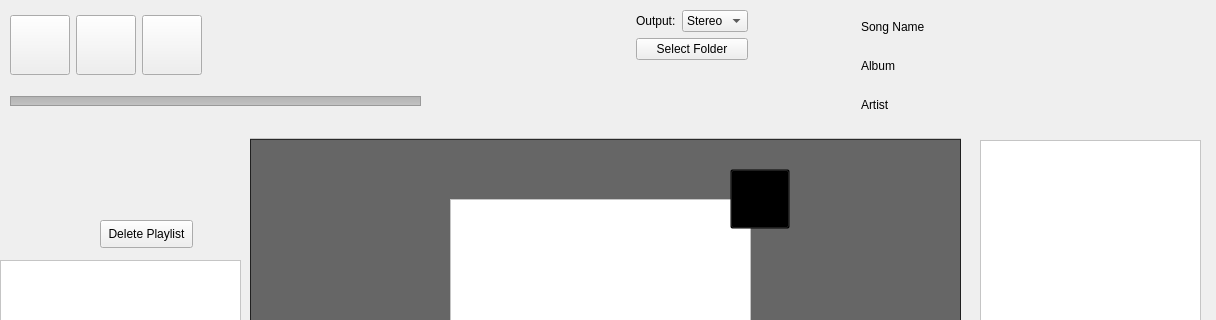
The window that main.ui (fabiomdiniz/Frey) describes before a commit, drawn with Qt 5; both pictures show x 0 to 1216 and y 0 to 320 of the 1216 by 740 pixel window.
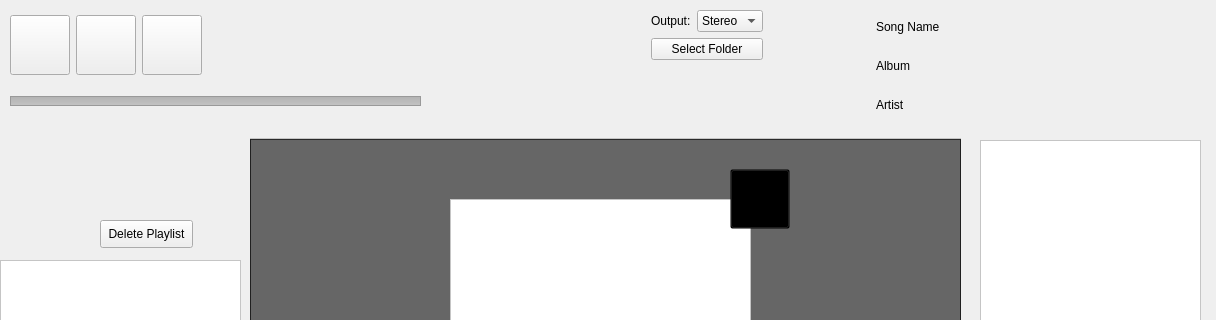
The same window after the commit. Icons and pictures are not drawn.

Commit message: design of song editor

Diff of the .ui file:
```diff
--- a/main.ui
+++ b/main.ui
@@ -320,13 +320,13 @@
      <string>Delete Playlist</string>
     </property>
    </widget>
-   <widget class="QWidget" name="">
+   <widget class="QWidget" name="layoutWidget">
     <property name="geometry">
      <rect>
       <x>10</x>
       <y>10</y>
-      <width>1101</width>
-      <height>112</height>
+      <width>1116</width>
+      <height>114</height>
      </rect>
     </property>
     <layout class="QHBoxLayout" name="horizontalLayout_3" stretch="0,0,0,0,2">
```
The commit also changes 2 other files.
